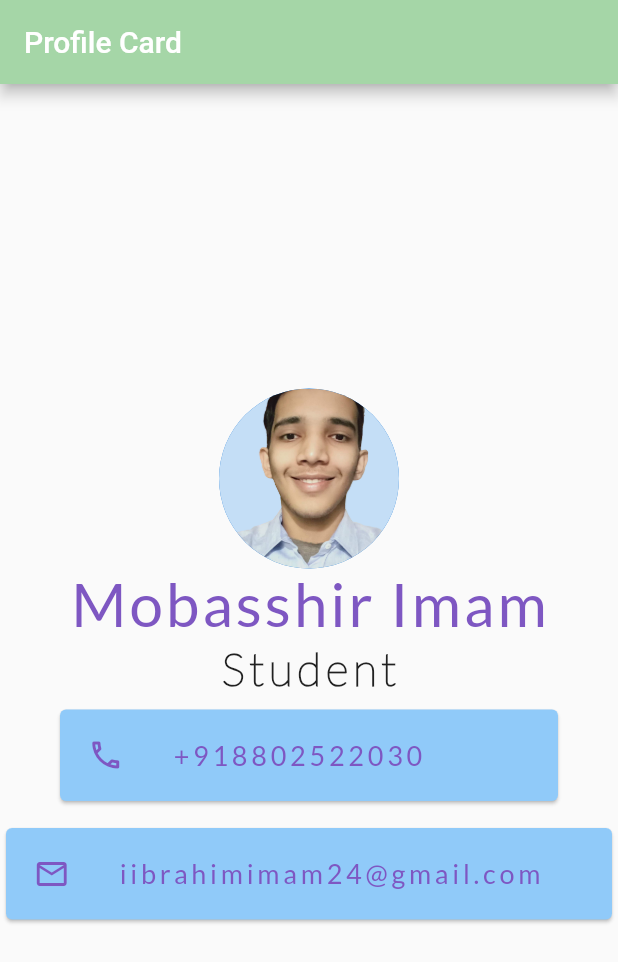
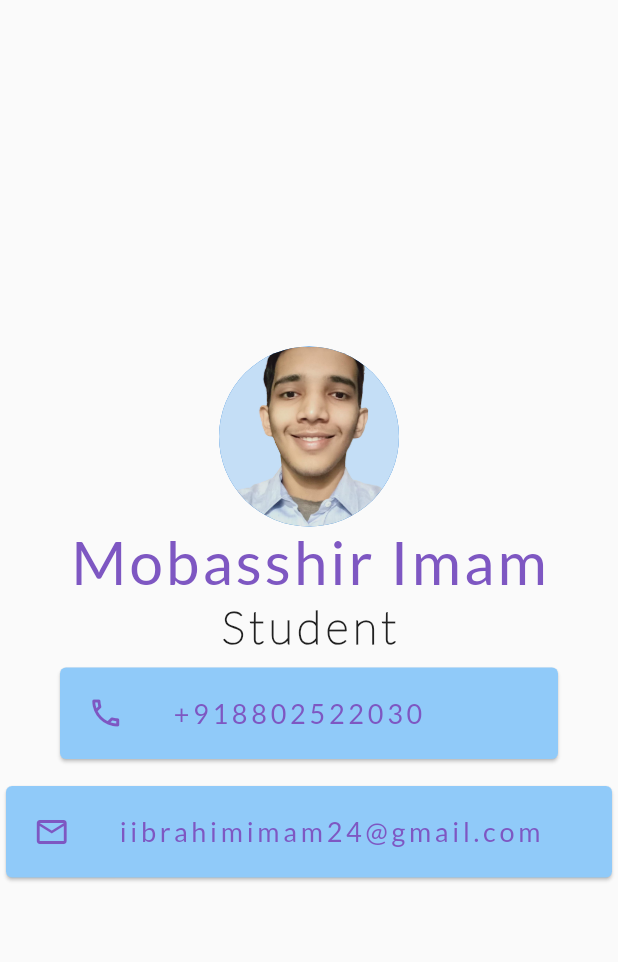
Before and after one commit to imobasshir/profile_cards, a Flutter app: the screen it shows after launch, on a phone screen of 412 x 824 dp. Shown: the top 962 px of the screen. Run offline on Flutter 3.47's test engine with Material 2 defaults, Android fonts, the phone set to English and light mode, and no system bars.

Commit message:
all done

```diff
--- a/lib/main.dart
+++ b/lib/main.dart
@@ -11,10 +11,10 @@ class MyApp extends StatelessWidget {
   Widget build(BuildContext context) {
     return MaterialApp(
       home: Scaffold(
-        appBar: AppBar(
-          title: Text('Profile Card'),
-          backgroundColor: Colors.green.shade200,
-        ),
+        // appBar: AppBar(
+        //   title: Text('Profile Card'),
+        //   backgroundColor: Colors.green.shade200,
+        // ),
         // backgroundColor: Colors.white,
         body: SafeArea(
           child: Column(
```
